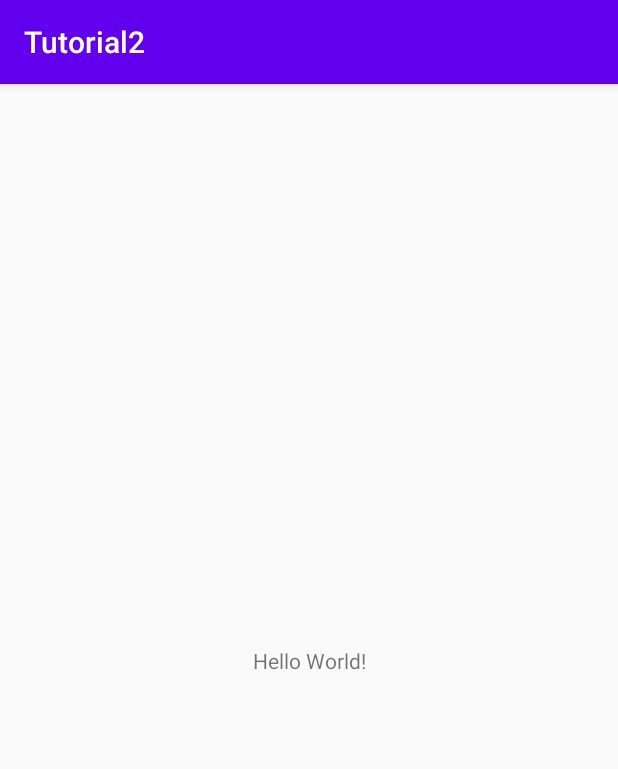
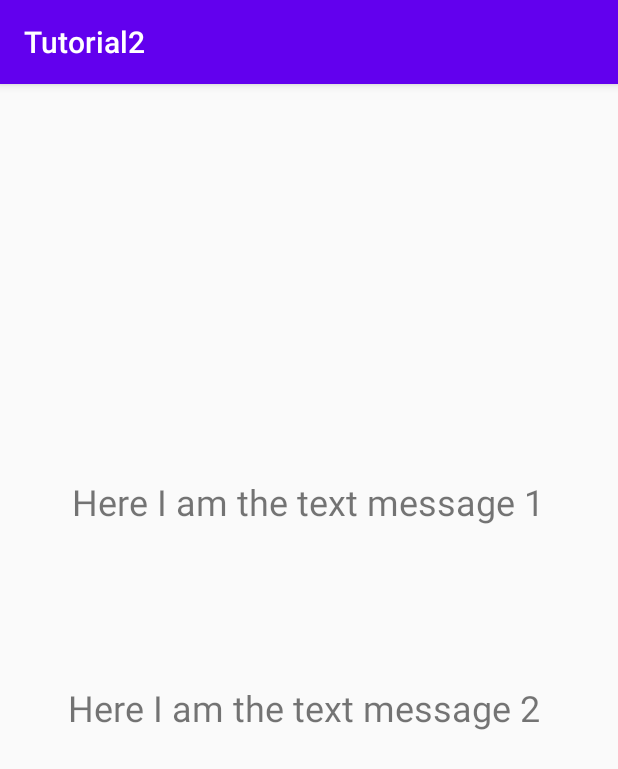
Before and after one commit to RajinduSE/IT19111834-MAD-Tute2-, an Android app: the screen it shows after launch (MainActivity), on a phone screen of 412 x 824 dp. Shown: the top 769 px of the screen. Run offline under Robolectric (Android 15) with nearby library versions, the phone set to English and light mode, and no system bars.

Commit message:
Commit #2

```diff
--- a/app/src/main/java/com/example/tutorial2/MainActivity.java
+++ b/app/src/main/java/com/example/tutorial2/MainActivity.java
@@ -2,12 +2,57 @@ package com.example.tutorial2;
 
 import androidx.appcompat.app.AppCompatActivity;
 import android.os.Bundle;
+import android.util.Log;
+import android.widget.TextView;
+
 
 public class MainActivity extends AppCompatActivity {
 
+    TextView textView2;
     @Override
     protected void onCreate(Bundle savedInstanceState) {
         super.onCreate(savedInstanceState);
         setContentView(R.layout.activity_main);
+
+        textView2 = findViewById(R.id.TvMasg2);
+        textView2.setText(R.string.Msg2);
+
+        Log.i("Lifecycle", "onCreate() invoked");
+    }
+
+    @Override
+    protected void onStart() {
+        super.onStart();
+        Log.i("Lifecycle", "onStart() invoked");
+    }
+
+    @Override
+    protected void onRestart() {
+        super.onRestart();
+        Log.i("Lifecycle", "onRestart() invoked");
+    }
+
+    @Override
+    protected void onResume() {
+        super.onResume();
+        Log.i("Lifecycle", "onResume() invoked");
+    }
+
+    @Override
+    protected void onPause() {
+        super.onPause();
+        Log.i("Lifecycle", "onPause() invoked");
+    }
+
+    @Override
+    protected void onStop() {
+        super.onStop();
+        Log.i("Lifecycle", "onStop() invoked");
+    }
+
+    @Override
+    protected void onDestroy() {
+        super.onDestroy();
+        Log.i("Lifecycle", "onDestroy() invoked");
     }
 }
--- a/app/src/main/res/layout/activity_main.xml
+++ b/app/src/main/res/layout/activity_main.xml
@@ -6,13 +6,30 @@
     android:layout_width="match_parent"
     android:layout_height="match_parent"
     tools:context=".MainActivity">
+
     <TextView
-      android:layout_width="wrap_content"
-      android:layout_height="wrap_content"
-      android:text="Hello World!"
-      app:layout_constraintBottom_toBottomOf="parent"
-      app:layout_constraintLeft_toLeftOf="parent"
-      app:layout_constraintRight_toRightOf="parent"
-      app:layout_constraintTop_toTopOf="parent" />
+        android:id="@+id/textView"
+        android:layout_width="wrap_content"
+        android:layout_height="wrap_content"
+        android:text="@string/Msg1"
+        android:textSize="24sp"
+        app:layout_constraintBottom_toBottomOf="parent"
+        app:layout_constraintEnd_toEndOf="parent"
+        app:layout_constraintHorizontal_bias="0.494"
+        app:layout_constraintStart_toStartOf="parent"
+        app:layout_constraintTop_toTopOf="parent"
+        app:layout_constraintVertical_bias="0.356" />
 
-  </androidx.constraintlayout.widget.ConstraintLayout>
+    <TextView
+        android:id="@+id/TvMasg2"
+        android:layout_width="wrap_content"
+        android:layout_height="wrap_content"
+        android:textAlignment="center"
+        android:textSize="24sp"
+        app:layout_constraintBottom_toBottomOf="parent"
+        app:layout_constraintEnd_toEndOf="parent"
+        app:layout_constraintHorizontal_bias="0.462"
+        app:layout_constraintStart_toStartOf="parent"
+        app:layout_constraintTop_toTopOf="parent"
+        app:layout_constraintVertical_bias="0.543" />
+</androidx.constraintlayout.widget.ConstraintLayout>
--- a/app/src/main/res/values/strings.xml
+++ b/app/src/main/res/values/strings.xml
@@ -1,3 +1,5 @@
 <resources>
     <string name="app_name">Tutorial2</string>
+    <string name="Msg1">Here I am the text message 1</string>
+    <string name="Msg2">Here I am the text message 2</string>
 </resources>
```
